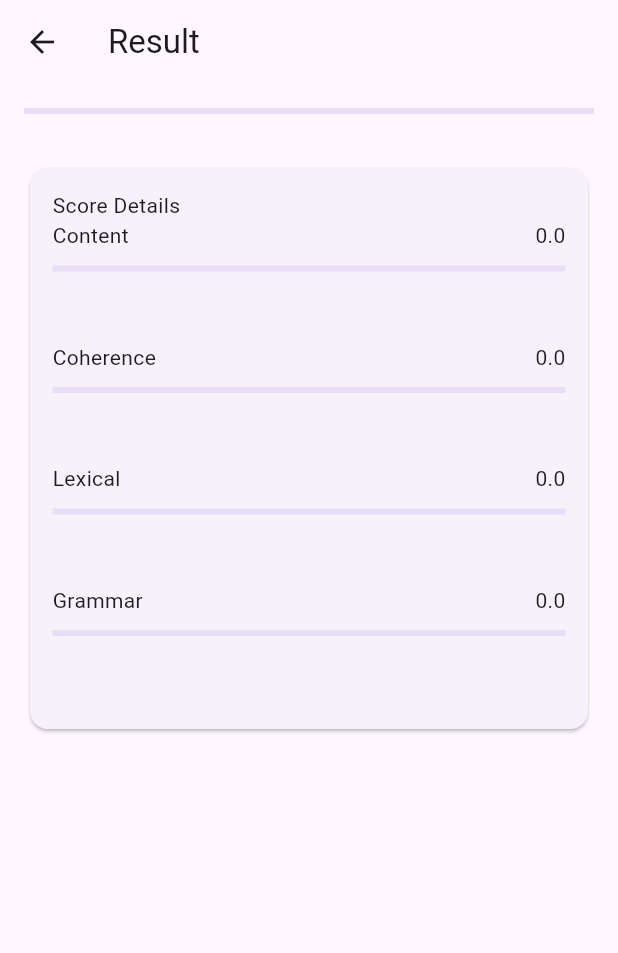
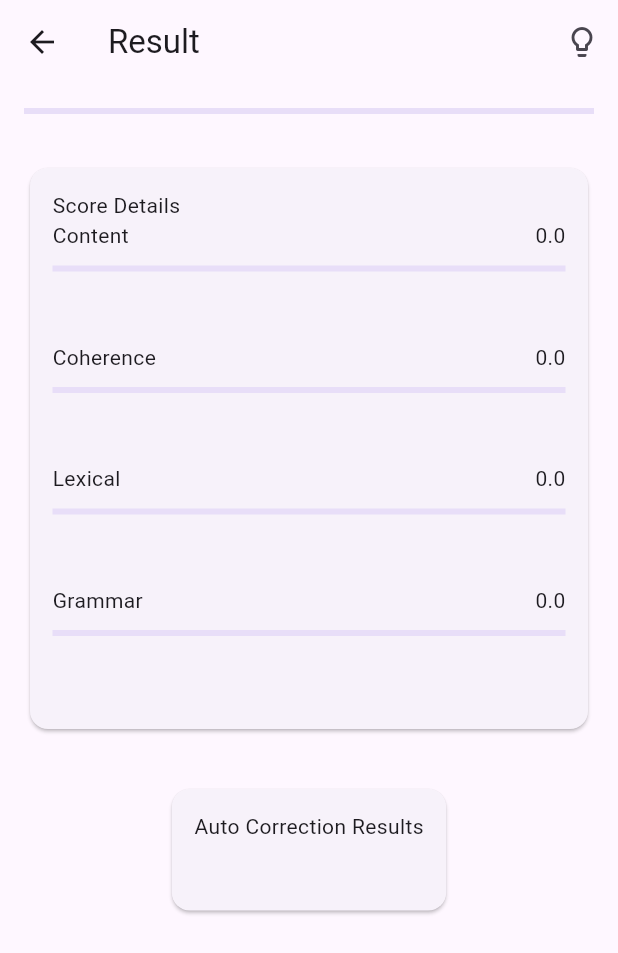
Before and after one commit to Manoutofpower/essay_scorer, a Flutter app: the ResultPage screen opened directly with empty values, on a phone screen of 412 x 824 dp. Shown: the top 953 px of the screen. Run offline on Flutter 3.47's test engine with Material 3 defaults, Android fonts, the phone set to English and light mode, and no system bars; our stand-ins replace dio.

```diff
--- a/lib/Pages/resultpage.dart
+++ b/lib/Pages/resultpage.dart
@@ -1,6 +1,6 @@
 import 'package:flutter/material.dart';
 import 'package:flutter/gestures.dart';
-
+import 'suggestionpage.dart';
 import '../models/result.dart';
 import 'taskspage.dart';
 
@@ -9,7 +9,8 @@ class ResultPage extends StatelessWidget {
   final String userText;
   final ScrollController scrollController = ScrollController();
 
-  ResultPage({Key? key, required this.result, required this.userText}) : super(key: key);
+  ResultPage({Key? key, required this.result, required this.userText})
+      : super(key: key);
 
   @override
   Widget build(BuildContext context) {
@@ -18,25 +19,33 @@ class ResultPage extends StatelessWidget {
         title: Text('Result'),
         leading: IconButton(
           icon: Icon(Icons.arrow_back),
-          onPressed: () => Navigator.pushReplacement(context, MaterialPageRoute(builder: (_) => TasksPage())),
+          onPressed: () => Navigator.pushReplacement(
+              context, MaterialPageRoute(builder: (_) => TasksPage())),
         ),
+        actions: [
+          IconButton(
+            icon: Icon(Icons.lightbulb_outline),
+            onPressed: () => Navigator.of(context).push(
+                MaterialPageRoute(builder: (_) => SuggestionPage(result: result))),
+            tooltip: 'Get Suggestions',
+          ),
+        ],
       ),
       body: SingleChildScrollView(
         child: Column(
           children: [
             Padding(
-              padding: const EdgeInsets.all(16.0),
+              padding: EdgeInsets.all(16.0),
               child: buildScoreComparisonProgressBar(result),
             ),
             Padding(
-              padding: const EdgeInsets.all(16.0),
+              padding: EdgeInsets.all(16.0),
               child: _buildScoreCard(),
             ),
-            if (result.autoCorrectionResults.isNotEmpty)  // 添加检查条件
-              Padding(
-                padding: const EdgeInsets.all(16.0),
-                child: _buildCorrectionCard(context),
-              ),
+            Padding(
+              padding: EdgeInsets.all(16.0),
+              child: _buildCorrectionCard(context),
+            ),
           ],
         ),
       ),
@@ -46,7 +55,7 @@ class ResultPage extends StatelessWidget {
   Widget _buildScoreCard() {
     return Card(
       child: Padding(
-        padding: const EdgeInsets.all(15.0),
+        padding: EdgeInsets.all(15.0),
         child: Column(
           crossAxisAlignment: CrossAxisAlignment.start,
           children: [
@@ -61,13 +70,13 @@ class ResultPage extends StatelessWidget {
   Widget _buildCorrectionCard(BuildContext context) {
     return Card(
       child: Padding(
-        padding: const EdgeInsets.all(15.0),
+        padding: EdgeInsets.all(15.0),
         child: Column(
           crossAxisAlignment: CrossAxisAlignment.start,
           children: [
             Text('Auto Correction Results'),
             Padding(
-              padding: const EdgeInsets.only(top: 0.0),
+              padding: EdgeInsets.only(top: 0.0),
               child: Container(
                 constraints: BoxConstraints(maxHeight: 300),
                 child: Scrollbar(
@@ -89,6 +98,11 @@ class ResultPage extends StatelessWidget {
         ),
       ),
     );
+  }
+
+  Widget buildScoreComparisonProgressBar(Result result) {
+    double totalScore = (result.contentScore + result.coherenceScore + result.lexicalScore + result.grammarScore) / 4;
+    return LinearProgressIndicator(value: totalScore / 9.0);
   }
 
   List<TextSpan> _highlightErrors(BuildContext context) {
@@ -125,11 +139,6 @@ class ResultPage extends StatelessWidget {
     return spans;
   }
 
-  Widget buildScoreComparisonProgressBar(Result result) {
-    double totalScore = (result.contentScore + result.coherenceScore + result.lexicalScore + result.grammarScore) / 4;
-    return LinearProgressIndicator(value: totalScore / 9.0);
-  }
-
   Widget _buildCustomScoreTable() {
     return Column(
       crossAxisAlignment: CrossAxisAlignment.start,
@@ -144,7 +153,7 @@ class ResultPage extends StatelessWidget {
 
   Widget _buildAspectScoreCard(String aspect, double score, String explanation) {
     return Padding(
-      padding: const EdgeInsets.only(bottom: 16.0),
+      padding: EdgeInsets.only(bottom: 16.0),
       child: Column(
         crossAxisAlignment: CrossAxisAlignment.start,
         children: [
```
Also changed, not shown: lib/Pages/suggestionpage.dart (added, +25 -0 lines).
